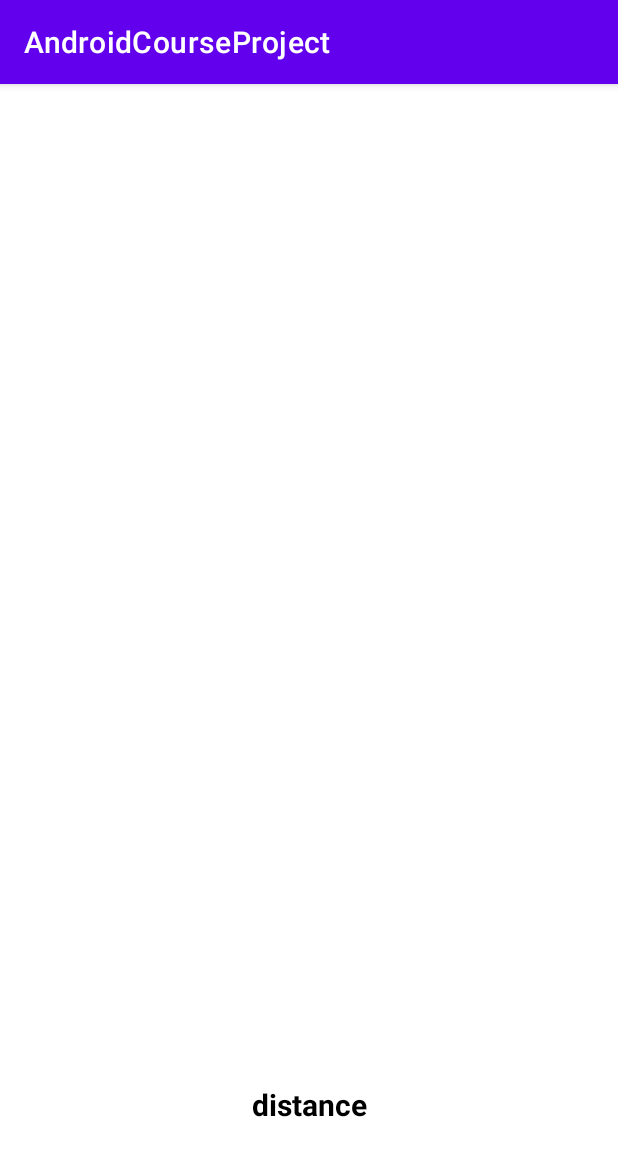
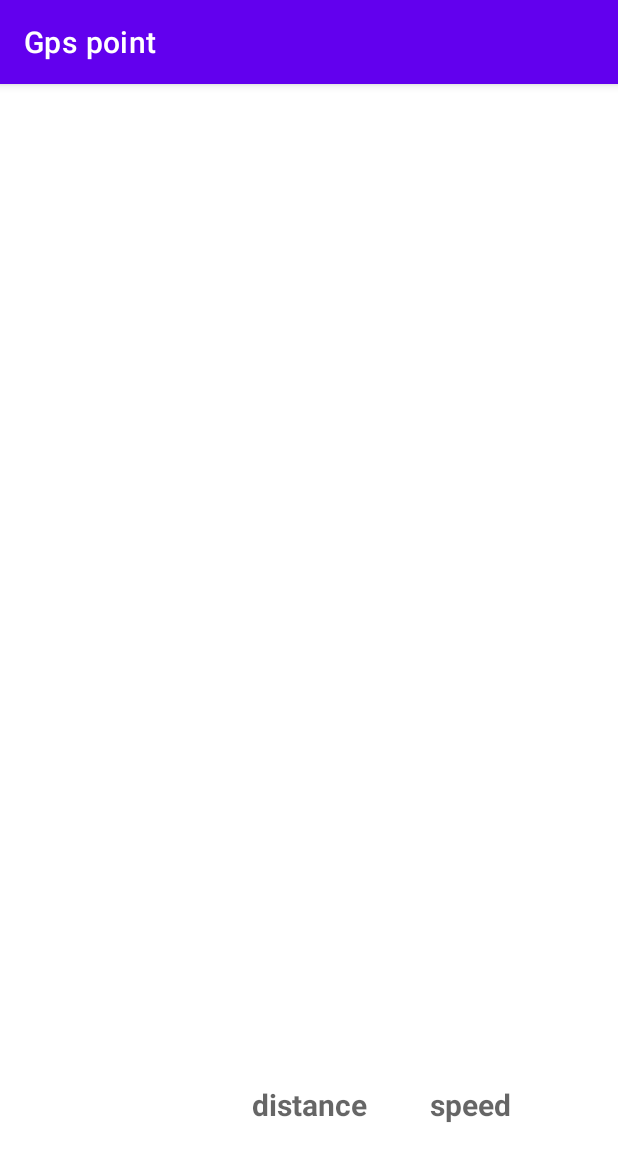
Before and after one commit to RamanYarotski/AndroidCourceProject, an Android app: the screen it shows after launch (MainActivity), on a phone screen of 412 x 824 dp. Shown: the top 1161 px of the screen. Run offline under Robolectric (Android 15) with nearby library versions, the phone set to English and light mode, and no system bars.

Commit message:
Creating speed and distance tracker

```diff
--- a/app/build.gradle
+++ b/app/build.gradle
@@ -9,7 +9,7 @@ android {
 
     defaultConfig {
         applicationId "com.homework.androidcourseproject"
-        minSdkVersion 21
+        minSdkVersion 23
         targetSdkVersion 30
         versionCode 1
         versionName "1.0"
--- a/app/src/main/java/com/homework/androidcourseproject/MainActivity.kt
+++ b/app/src/main/java/com/homework/androidcourseproject/MainActivity.kt
@@ -13,9 +13,12 @@ import androidx.core.app.ActivityCompat
 
 class MainActivity : AppCompatActivity(), LocListenerInterface {
     private lateinit var locationManager: LocationManager
-    private lateinit var distance: TextView
-    private lateinit var lastLocation: Location
+    private lateinit var distanceTextView: TextView
+    private var lastLocation: Location? = null
     private lateinit var myLocListener:MyLocListener
+    private var distance: Float = 0f
+    private lateinit var speedTextView: TextView
+    private var speed: Float = 0F
 
     override fun onCreate(savedInstanceState: Bundle?) {
         super.onCreate(savedInstanceState)
@@ -24,21 +27,22 @@ class MainActivity : AppCompatActivity(), LocListenerInterface {
     }
 
     private fun init() {
+        distanceTextView = findViewById(R.id.distanceTextView)
+        speedTextView = findViewById(R.id.speedTextView)
         locationManager = getSystemService(LOCATION_SERVICE) as LocationManager
         myLocListener = MyLocListener()
+        myLocListener.setLocListenerInterface(this)
+        checkPermissions()
     }
 
-    override fun onRequestPermissionsResult(requestCode: Int, permissions: Array<out String>, grantResults: IntArray) {
+    override fun onRequestPermissionsResult(
+        requestCode: Int, permissions: Array<out String>, grantResults: IntArray) {
         super.onRequestPermissionsResult(requestCode, permissions, grantResults)
     if (requestCode == 100 && grantResults[0] == RESULT_OK){
-    locationManager.requestLocationUpdates(LocationManager.GPS_PROVIDER, 2, 1,)
+        checkPermissions()
     }
-        else{
-            Toast.makeText(this, "Нет разрешения на GPS", Toast.LENGTH_SHORT).show()
-        }
     }
 
-    @RequiresApi(Build.VERSION_CODES.M)
     private fun checkPermissions() {
         if (
                 (ActivityCompat.checkSelfPermission(
@@ -52,11 +56,19 @@ class MainActivity : AppCompatActivity(), LocListenerInterface {
                             requestPermissions(arrayOf(
                                     android.Manifest.permission.ACCESS_FINE_LOCATION,
                                     android.Manifest.permission.ACCESS_COARSE_LOCATION), 100)
-        } else {
-
+        } else
+        {
+        locationManager.requestLocationUpdates(
+            LocationManager.GPS_PROVIDER,2,1F,myLocListener)
         }
     }
 
     override fun OnLocationChanged(location: Location) {
+    if (location.hasSpeed()){
+        distance += lastLocation?.distanceTo(location) ?: 0f
+    }
+        lastLocation = location
+        distanceTextView.text = distance.toString()
+        speedTextView.text =location.speed.toString()
     }
 }
--- a/app/src/main/java/com/homework/androidcourseproject/MyLocListener.kt
+++ b/app/src/main/java/com/homework/androidcourseproject/MyLocListener.kt
@@ -6,6 +6,10 @@ import android.os.Bundle
 
 class MyLocListener() : LocationListener {
     private lateinit var locListenerInterface: LocListenerInterface
+
+    fun setLocListenerInterface ( locListenerInterface: LocListenerInterface){
+        this.locListenerInterface = locListenerInterface
+    }
 
     override fun onLocationChanged(location: Location) {
         locListenerInterface.OnLocationChanged(location)
--- a/app/src/main/res/layout/activity_main.xml
+++ b/app/src/main/res/layout/activity_main.xml
@@ -7,10 +7,10 @@
     tools:context=".MainActivity">
 
     <TextView
-        android:id="@+id/distance"
+        android:id="@+id/distanceTextView"
         android:layout_width="wrap_content"
         android:layout_height="wrap_content"
-        android:text="distance"
+        android:hint="@string/distance"
         android:textColor="@color/black"
         android:textSize="20sp"
         android:textStyle="bold"
@@ -21,4 +21,22 @@
         app:layout_constraintTop_toTopOf="parent"
         app:layout_constraintVertical_bias="0.9" />
 
+
+    <TextView
+        android:id="@+id/speedTextView"
+        android:layout_width="wrap_content"
+        android:layout_height="wrap_content"
+        android:hint="@string/speed"
+        android:textColor="@color/black"
+        android:textSize="20sp"
+        android:textStyle="bold"
+        app:layout_constraintBottom_toBottomOf="parent"
+        app:layout_constraintHorizontal_bias="0.8"
+        app:layout_constraintLeft_toLeftOf="parent"
+        app:layout_constraintRight_toRightOf="parent"
+        app:layout_constraintTop_toTopOf="parent"
+        app:layout_constraintVertical_bias="0.9" />
+
+
+
 </androidx.constraintlayout.widget.ConstraintLayout>
--- a/app/src/main/res/values/strings.xml
+++ b/app/src/main/res/values/strings.xml
@@ -1,3 +1,5 @@
 <resources>
-    <string name="app_name">AndroidCourseProject</string>
+    <string name="app_name">Gps point</string>
+    <string name="distance">distance</string>
+    <string name="speed">speed</string>
 </resources>
```
